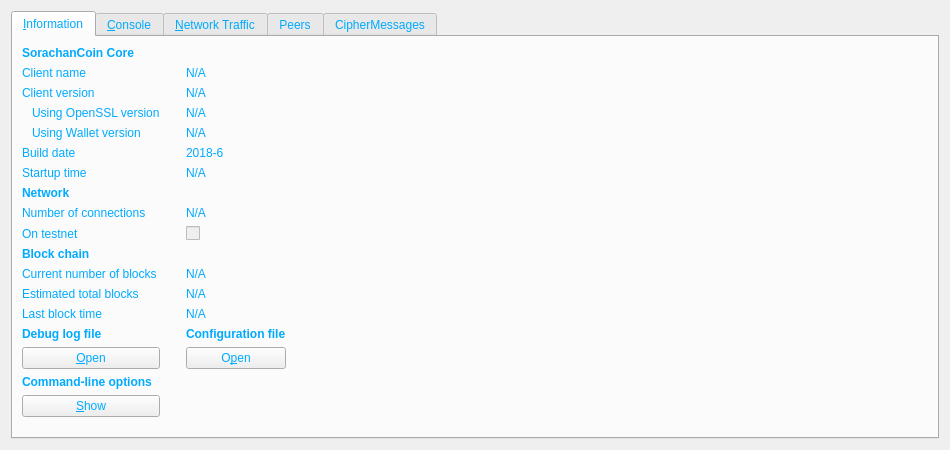
Above: src/qt/forms/rpcconsole.ui from FromHDDtoSSD/SorachanCoin-qt before the change. Below: the same form after it.
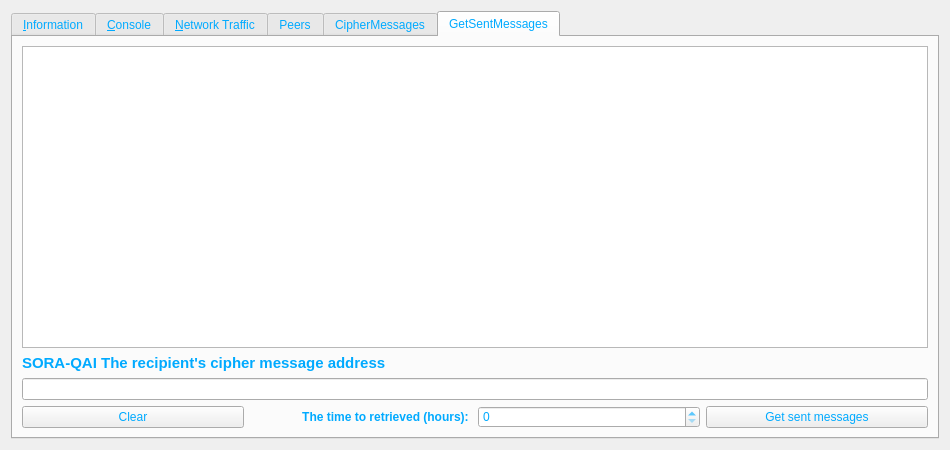
That is the form after the change. The open tabs and pages were chosen to show the change. Icons and pictures are not drawn. Custom widgets are drawn as their Qt base class.

Commit message: Added support for a new RPC command "getmysentmessages" for encrypted messages.

What changed in the file:
```diff
--- a/src/qt/forms/rpcconsole.ui
+++ b/src/qt/forms/rpcconsole.ui
@@ -1103,6 +1103,62 @@
        </item>
       </layout>
      </widget>
+     <widget class="QWidget" name="tab_sendmessages">
+      <attribute name="title">
+       <string>GetSentMessages</string>
+      </attribute>
+      <layout class="QVBoxLayout" name="verticalLayout_18">
+       <item>
+        <widget class="QTextEdit" name="sentmessagesTextEdit">
+         <property name="readOnly">
+          <bool>true</bool>
+         </property>
+        </widget>
+       </item>
+       <item>
+        <widget class="QLabel" name="__label_qai">
+         <property name="text">
+          <string>&lt;html&gt;&lt;head/&gt;&lt;body&gt;&lt;p&gt;&lt;span style=&quot; font-size:11pt; font-weight:600;&quot;&gt;SORA-QAI The recipient's cipher message address&lt;/span&gt;&lt;/p&gt;&lt;/body&gt;&lt;/html&gt;</string>
+         </property>
+        </widget>
+       </item>
+       <item>
+        <widget class="QLineEdit" name="sentaddressLineEdit"/>
+       </item>
+       <item>
+        <layout class="QHBoxLayout" name="horizontalLayout_27">
+         <item>
+          <widget class="QPushButton" name="clearsentmessagesPushButton">
+           <property name="text">
+            <string>Clear</string>
+           </property>
+          </widget>
+         </item>
+         <item>
+          <widget class="QLabel" name="__sentmessageslabel">
+           <property name="text">
+            <string>&lt;html&gt;&lt;head/&gt;&lt;body&gt;&lt;p align=&quot;right&quot;&gt;&lt;span style=&quot; font-weight:600;&quot;&gt;The time to retrieved (hours): &lt;/span&gt;&lt;/p&gt;&lt;/body&gt;&lt;/html&gt;</string>
+           </property>
+          </widget>
+         </item>
+         <item>
+          <widget class="QSpinBox" name="getsentmessagesSpinBox">
+           <property name="maximum">
+            <number>80000</number>
+           </property>
+          </widget>
+         </item>
+         <item>
+          <widget class="QPushButton" name="sentmessagesPushButton">
+           <property name="text">
+            <string>Get sent messages</string>
+           </property>
+          </widget>
+         </item>
+        </layout>
+       </item>
+      </layout>
+     </widget>
     </widget>
    </item>
   </layout>
```
The commit also changes 7 other files.
